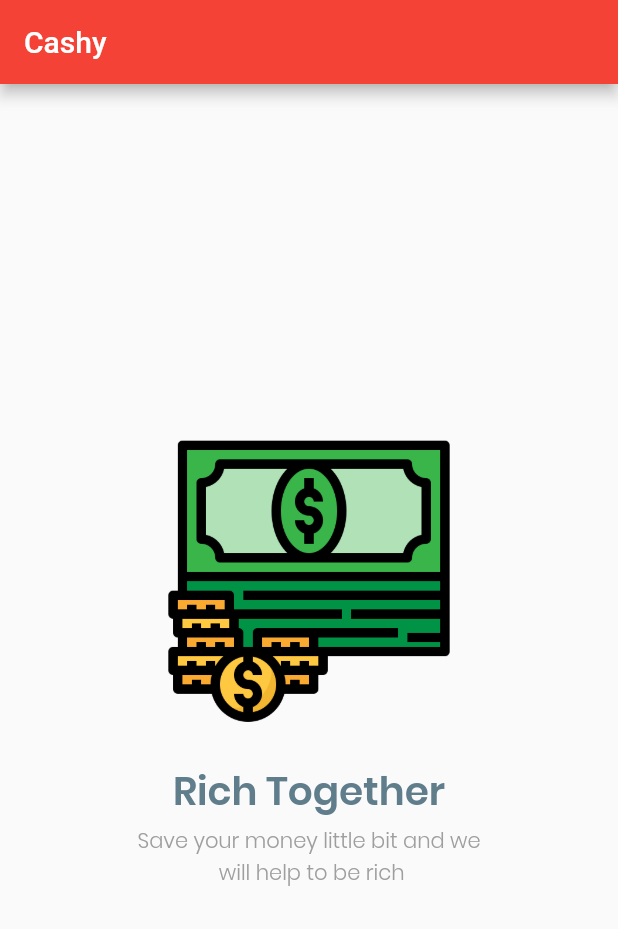
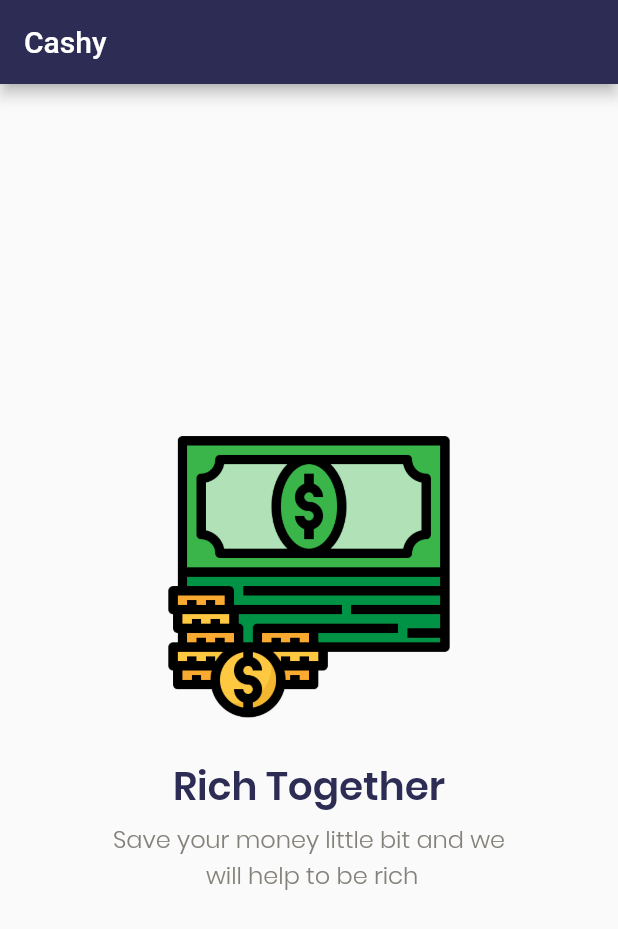
Before and after one commit to hanasoke/cashy_app, a Flutter app: the screen it shows after launch, on a phone screen of 412 x 824 dp. Shown: the top 929 px of the screen. Run offline on Flutter 3.47's test engine with Material 2 defaults, Android fonts, the phone set to English and light mode, and no system bars.

Commit message:
Color Design

```diff
--- /dev/null
+++ b/lib/custom_colors.dart
@@ -0,0 +1,5 @@
+import 'package:flutter/material.dart';
+
+// kode hex color
+Color darkBlue = Color(0XFF2c2c54);
+Color darkSilver = Color(0XFF84817a);
--- a/lib/font_style.dart
+++ b/lib/font_style.dart
@@ -1,15 +1,16 @@
+import 'package:cashy_apps/custom_colors.dart';
 import 'package:flutter/material.dart';
 
 TextStyle mainHeader =  TextStyle(
   fontSize: 26,
-  color: Colors.blueGrey,
+  color: darkBlue,
   fontFamily: 'Poppins',
   fontWeight: FontWeight.w700
 );
 
 TextStyle subHeader =  TextStyle(
-  fontSize: 14,
-  color: Colors.grey,
+  fontSize: 16,
+  color: darkSilver,
   fontFamily: 'Poppins',
   fontWeight: FontWeight.w300
 );
--- a/lib/main.dart
+++ b/lib/main.dart
@@ -1,5 +1,6 @@
 import 'package:cashy_apps/font_style.dart';
 import 'font_style.dart';
+import 'custom_colors.dart';
 
 import 'package:flutter/material.dart';
 
@@ -19,7 +20,7 @@ class MyApp extends StatelessWidget {
       home: Scaffold(
         appBar: AppBar(
           title: Text("Cashy"),
-          backgroundColor: Colors.red,
+          backgroundColor: darkBlue,
 
         ),
         body: SafeArea(
```
